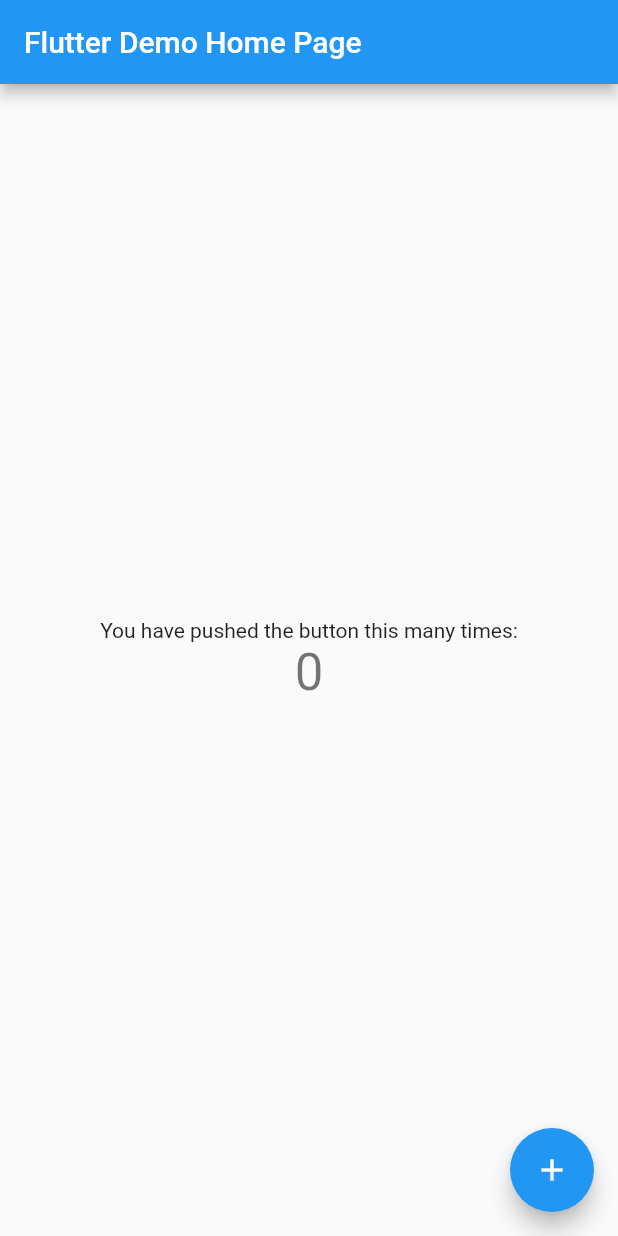
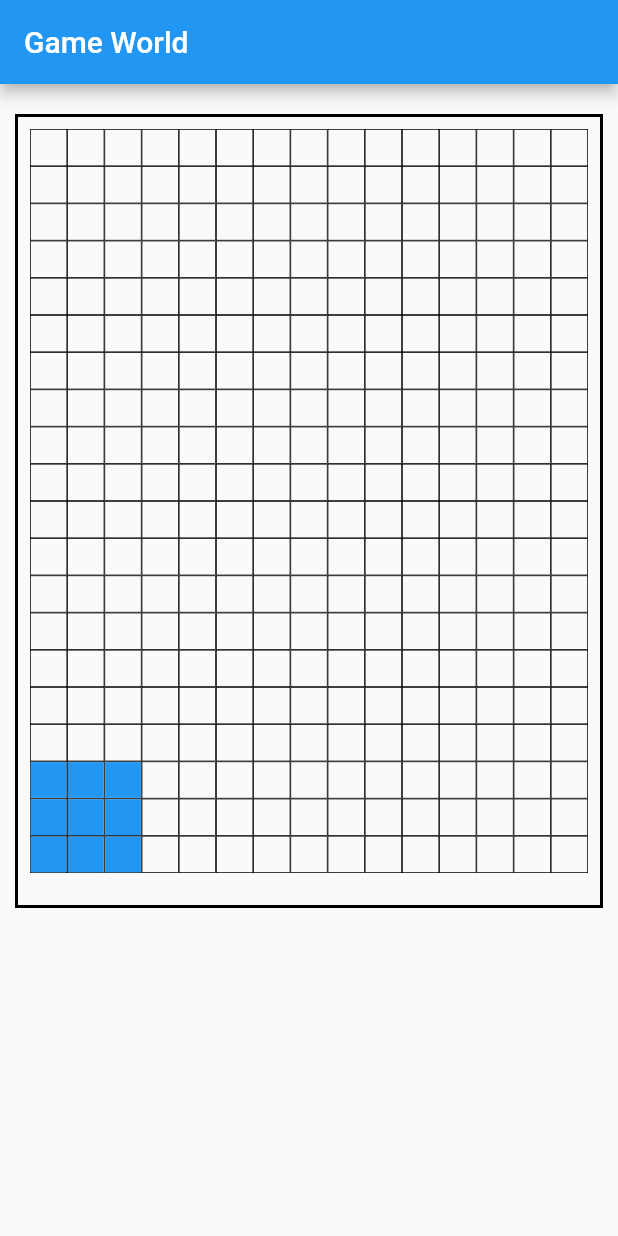
Before and after one commit to ngljie97/ay2021mdp_grp5, a Flutter app: the screen it shows after launch, on a phone screen of 412 x 824 dp. Run offline on Flutter 3.47's test engine with Material 2 defaults, Android fonts, the phone set to English and light mode, and no system bars.

Commit message:
Added ArenaGrid

```diff
--- a/android_remote/lib/main.dart
+++ b/android_remote/lib/main.dart
@@ -1,5 +1,5 @@
+import 'package:android_remote/states/ArenaGrid.dart';
 import 'package:flutter/material.dart';
-import 'package:android_remote/states/MyHomePage.dart';
 
 void main() {
   runApp(MyApp());
@@ -9,13 +9,6 @@
   // This widget is the root of your application.
   @override
   Widget build(BuildContext context) {
-    return MaterialApp(
-      title: 'Flutter Demo',
-      theme: ThemeData(
-        primarySwatch: Colors.blue,
-        visualDensity: VisualDensity.adaptivePlatformDensity,
-      ),
-      home: MyHomePage(title: 'Flutter Demo Home Page'),
-    );
+    return MaterialApp(home: ArenaGrid());
   }
 }
--- /dev/null
+++ b/android_remote/lib/states/ArenaGrid.dart
@@ -0,0 +1,154 @@
+import 'package:flutter/material.dart';
+
+class ArenaGrid extends StatefulWidget {
+  @override
+  _MainPage createState() => new _MainPage();
+}
+class _MainPage extends State<ArenaGrid> {
+  List<List<String>> gridState = [
+    ['','','','','','','','','','','','','','',''],
+    ['','','','','','','','','','','','','','',''],
+    ['','','','','','','','','','','','','','',''],
+    ['','','','','','','','','','','','','','',''],
+    ['','','','','','','','','','','','','','',''],
+    ['','','','','','','','','','','','','','',''],
+    ['','','','','','','','','','','','','','',''],
+    ['','','','','','','','','','','','','','',''],
+    ['','','','','','','','','','','','','','',''],
+    ['','','','','','','','','','','','','','',''],
+    ['','','','','','','','','','','','','','',''],
+    ['','','','','','','','','','','','','','',''],
+    ['','','','','','','','','','','','','','',''],
+    ['','','','','','','','','','','','','','',''],
+    ['','','','','','','','','','','','','','',''],
+    ['','','','','','','','','','','','','','',''],
+    ['','','','','','','','','','','','','','',''],
+    ['P1','P1','P1','','','','','','','','','','','',''],
+    ['P1','P1','P1','','','','','','','','','','','',''],
+    ['P1','P1','P1','','','','','','','','','','','',''],
+  ];
+  @override
+  Widget build(BuildContext context) {
+    return Scaffold(
+      appBar: AppBar(
+        title: Text('Game World'),
+      ),
+      body: _buildGameBody(),
+    );
+  }
+  Widget _buildGameBody() {
+    int gridStateLength = gridState.length;
+    return Column(
+
+        children: <Widget>[
+          AspectRatio(
+            aspectRatio: 15/20,
+
+            child: LayoutBuilder(builder:(context, constraints)
+            {
+              if(constraints.maxWidth<600)
+              {
+                return _buildWideContainers();
+              }
+              else{
+                return _buildNormalContainer();
+              }
+            }),
+          ),
+        ]);
+  }
+  Widget _buildGridItems(BuildContext context, int index) {
+    int gridStateLength = gridState.length;
+    int x, y = 0;
+    x = (index / 15).floor();
+    y = (index % 15);
+    return GestureDetector(
+      onTap: () => _gridItemTapped(x, y),
+      child: GridTile(
+        child: Container(
+          decoration: BoxDecoration(
+              border: Border.all(color: Colors.black, width: 0.5)
+          ),
+          child: Center(
+            child: _buildGridItem(x, y),
+          ),
+        ),
+      ),
+    );
+  }
+  Widget _buildGridItem(int x, int y) {
+    switch (gridState[x][y]) {
+      case '':
+        return Text('');
+        break;    case 'P1':
+      return Container(
+        color: Colors.blue,
+      );
+      break;    case 'P2':
+      return Container(
+        color: Colors.yellow,
+      );
+      break;    case 'T':
+      return Icon(
+        Icons.terrain,
+        size: 40.0,
+        color: Colors.red,
+      );
+      break;    case 'B':
+      return Icon(Icons.remove_red_eye, size: 40.0);
+      break;    default:
+      return Text('');
+      break;
+    }
+  }
+  Widget _buildNormalContainer() {
+    return Center(
+      child: Container(
+        padding: EdgeInsets.all(8.0),
+        alignment: Alignment.center,
+        margin: EdgeInsets.only(right: 270,bottom:350),
+        decoration: BoxDecoration(
+
+            border: Border.all(color: Colors.black, width: 2.0)
+        ),
+        child: GridView.builder(
+
+          gridDelegate: SliverGridDelegateWithFixedCrossAxisCount (
+            crossAxisCount: 15,
+            childAspectRatio: 1,
+          ),
+          itemBuilder: _buildGridItems,
+          itemCount: 15*20,
+        ),
+      ),
+    );
+  }
+
+  Widget _buildWideContainers() {
+    return Center(
+      child: Container(
+        padding: EdgeInsets.all(8.0),
+        alignment: Alignment.center,
+        margin: EdgeInsets.only(right: 10,left:10,top:20),
+        decoration: BoxDecoration(
+
+            border: Border.all(color: Colors.black, width: 2.0)
+        ),
+        child: GridView.builder(
+
+          gridDelegate: SliverGridDelegateWithFixedCrossAxisCount (
+            crossAxisCount: 15,
+            childAspectRatio: 1,
+          ),
+          itemBuilder: _buildGridItems,
+          itemCount: 15*20,
+        ),
+      ),
+    );
+  }
+}
+
+class _gridItemTapped {
+  _gridItemTapped(int x, int y);
+
+}
--- a/android_remote/lib/states/MyHomePage.dart
+++ b/android_remote/lib/states/MyHomePage.dart
@@ -1,3 +1,4 @@
+import 'package:android_remote/states/ArenaGrid.dart';
 import 'package:flutter/material.dart';
 
 class MyHomePage extends StatefulWidget {
@@ -10,44 +11,9 @@
 }
 
 class _MyHomePageState extends State<MyHomePage> {
-  int _counter = 0;
-
-  void _incrementCounter() {
-    setState(() {
-      // This call to setState tells the Flutter framework that something has
-      // changed in this State, which causes it to rerun the build method below
-      // so that the display can reflect the updated values. If we changed
-      // _counter without calling setState(), then the build method would not be
-      // called again, and so nothing would appear to happen.
-      _counter++;
-    });
-  }
 
   @override
   Widget build(BuildContext context) {
-    return Scaffold(
-      appBar: AppBar(
-        title: Text(widget.title),
-      ),
-      body: Center(
-        child: Column(
-          mainAxisAlignment: MainAxisAlignment.center,
-          children: <Widget>[
-            Text(
-              'You have pushed the button this many times:',
-            ),
-            Text(
-              '$_counter',
-              style: Theme.of(context).textTheme.headline4,
-            ),
-          ],
-        ),
-      ),
-      floatingActionButton: FloatingActionButton(
-        onPressed: _incrementCounter,
-        tooltip: 'Increment',
-        child: Icon(Icons.add),
-      ), // This trailing comma makes auto-formatting nicer for build methods.
-    );
+    return MaterialApp(home: ArenaGrid());
   }
 }
```
Also changed, not shown: android_remote/pubspec.lock.
